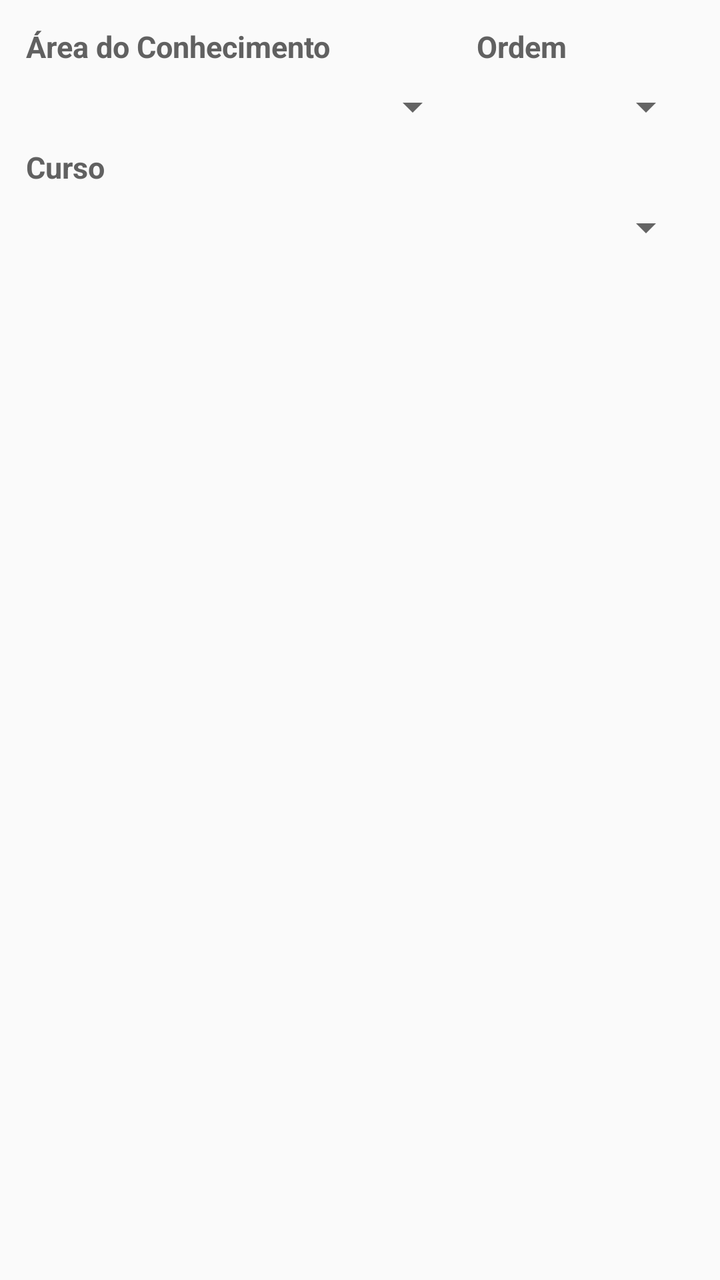
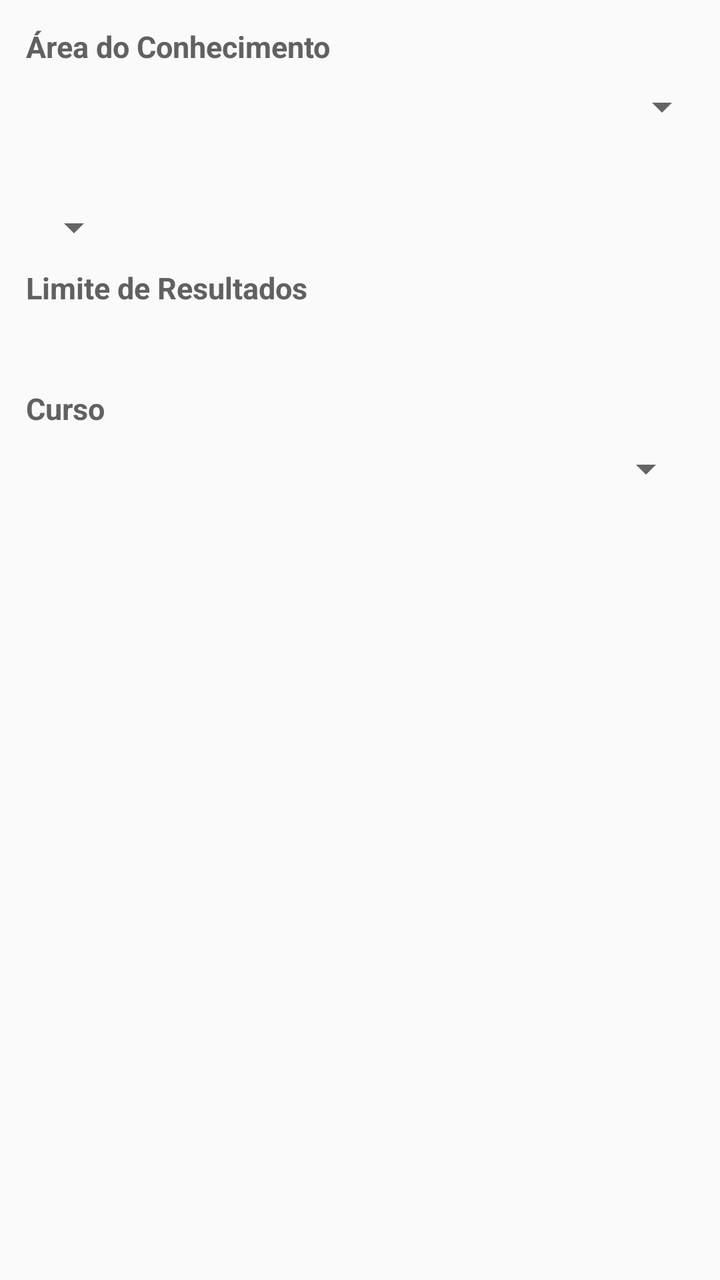

Two renders of the same Android screen: before a commit and after it. Below are the layout's source before the change and the commit's diff.
<!-- AndroidManifest.xml: application theme AppTheme -->
<!-- res/layout/ranking_fragment_filter_dialog.xml -->
<?xml version="1.0" encoding="utf-8"?>
<android.support.constraint.ConstraintLayout xmlns:android="http://schemas.android.com/apk/res/android"
    xmlns:app="http://schemas.android.com/apk/res-auto"
    android:layout_width="match_parent"
    android:layout_height="wrap_content"
    xmlns:tools="http://schemas.android.com/tools"
    android:padding="5dp">

    <TextView
        android:id="@+id/knowledge_area_label"
        android:layout_width="wrap_content"
        android:layout_height="wrap_content"
        android:layout_marginStart="8dp"
        android:layout_marginTop="8dp"
        android:text="@string/knowledge_area"
        android:textSize="15dp"
        android:textStyle="bold"
        app:layout_constraintStart_toStartOf="parent"
        app:layout_constraintTop_toTopOf="parent" />

    <Spinner
        android:id="@+id/knowledge_area_spinner"
        android:layout_width="0dp"
        android:layout_height="wrap_content"
        android:layout_marginTop="8dp"
        app:layout_constraintHorizontal_chainStyle="spread"
        app:layout_constraintHorizontal_weight="2"
        app:layout_constraintLeft_toLeftOf="parent"
        app:layout_constraintRight_toLeftOf="@+id/order_spinner"
        app:layout_constraintTop_toBottomOf="@+id/knowledge_area_label"
        android:layout_marginStart="8dp" />

    <TextView
        android:id="@+id/order_label"
        android:layout_width="wrap_content"
        android:layout_height="wrap_content"
        android:layout_marginStart="0dp"
        android:layout_marginTop="8dp"
        android:text="@string/order"
        android:textSize="15dp"
        android:textStyle="bold"
        app:layout_constraintStart_toStartOf="@+id/order_spinner"
        app:layout_constraintTop_toTopOf="parent"
        android:layout_marginBottom="8dp"
        app:layout_constraintBottom_toTopOf="@+id/order_spinner" />

    <Spinner
        android:id="@+id/order_spinner"
        android:layout_width="0dp"
        android:layout_height="wrap_content"
        android:layout_marginStart="8dp"
        android:layout_marginTop="8dp"
        app:layout_constraintHorizontal_weight="1"
        app:layout_constraintLeft_toRightOf="@+id/knowledge_area_spinner"
        app:layout_constraintRight_toRightOf="parent"
        app:layout_constraintTop_toBottomOf="@+id/knowledge_area_label"
        android:layout_marginEnd="8dp" />

    <TextView
        android:id="@+id/degree_name_label"
        android:layout_width="wrap_content"
        android:layout_height="wrap_content"
        android:layout_marginStart="8dp"
        android:layout_marginTop="8dp"
        android:text="@string/degree"
        android:textSize="15dp"
        android:textStyle="bold"
        app:layout_constraintStart_toStartOf="parent"
        app:layout_constraintTop_toBottomOf="@+id/knowledge_area_spinner" />

    <Spinner
        android:id="@+id/degree_spinner"
        android:layout_width="match_parent"
        android:layout_height="wrap_content"
        android:layout_marginTop="8dp"
        app:layout_constraintLeft_toLeftOf="parent"
        app:layout_constraintRight_toRightOf="parent"
        app:layout_constraintTop_toBottomOf="@+id/degree_name_label"
        android:layout_marginStart="8dp"
        android:layout_marginEnd="8dp" />
</android.support.constraint.ConstraintLayout>
<!-- resources referenced by this layout -->
<resources>
  <string name="degree">Curso</string>
  <string name="knowledge_area">Área do Conhecimento</string>
  <string name="order">Ordem</string>
  <style name="AppTheme" parent="Theme.AppCompat.Light.NoActionBar">
          <item name="colorPrimary">@color/colorPrimary</item>
          <item name="colorPrimaryDark">@color/colorPrimaryDark</item>
          <item name="colorAccent">@color/colorAccent</item>
          <item name="android:textColor">@color/textColor</item>
          <item name="android:textColorPrimary">@color/textColor</item>
          
          
          
          
          
      </style>
  <color name="colorPrimary">#4CAF50</color>
  <color name="colorPrimaryDark">#388E3C</color>
  <color name="colorAccent">#CDDC39</color>
  <color name="textColor">#616161</color>
</resources>

<!-- the commit's change to res/layout/ranking_fragment_filter_dialog.xml (unified diff, before → after) -->
@@ -3,7 +3,6 @@
     xmlns:app="http://schemas.android.com/apk/res-auto"
     android:layout_width="match_parent"
     android:layout_height="wrap_content"
-    xmlns:tools="http://schemas.android.com/tools"
     android:padding="5dp">
 
     <TextView
@@ -20,12 +19,11 @@
 
     <Spinner
         android:id="@+id/knowledge_area_spinner"
-        android:layout_width="0dp"
+        android:layout_width="match_parent"
         android:layout_height="wrap_content"
         android:layout_marginTop="8dp"
-        app:layout_constraintHorizontal_chainStyle="spread"
-        app:layout_constraintHorizontal_weight="2"
         app:layout_constraintLeft_toLeftOf="parent"
+        app:layout_constraintRight_toRightOf="parent"
         app:layout_constraintRight_toLeftOf="@+id/order_spinner"
         app:layout_constraintTop_toBottomOf="@+id/knowledge_area_label"
         android:layout_marginStart="8dp" />
@@ -34,15 +32,14 @@
         android:id="@+id/order_label"
         android:layout_width="wrap_content"
         android:layout_height="wrap_content"
-        android:layout_marginStart="0dp"
+        android:layout_marginStart="8dp"
         android:layout_marginTop="8dp"
         android:text="@string/order"
         android:textSize="15dp"
         android:textStyle="bold"
-        app:layout_constraintStart_toStartOf="@+id/order_spinner"
-        app:layout_constraintTop_toTopOf="parent"
-        android:layout_marginBottom="8dp"
-        app:layout_constraintBottom_toTopOf="@+id/order_spinner" />
+        app:layout_constraintLeft_toRightOf="parent"
+        app:layout_constraintTop_toBottomOf="@+id/knowledge_area_spinner"
+        android:layout_marginBottom="8dp" />
 
     <Spinner
         android:id="@+id/order_spinner"
@@ -50,10 +47,30 @@
         android:layout_height="wrap_content"
         android:layout_marginStart="8dp"
         android:layout_marginTop="8dp"
-        app:layout_constraintHorizontal_weight="1"
-        app:layout_constraintLeft_toRightOf="@+id/knowledge_area_spinner"
-        app:layout_constraintRight_toRightOf="parent"
-        app:layout_constraintTop_toBottomOf="@+id/knowledge_area_label"
+        app:layout_constraintLeft_toLeftOf="parent"
+        app:layout_constraintTop_toBottomOf="@+id/order_label"
+        android:layout_marginEnd="8dp" />
+
+    <TextView
+        android:id="@+id/results_number_label"
+        android:layout_width="wrap_content"
+        android:layout_height="wrap_content"
+        android:text="@string/result_count"
+        android:textSize="15dp"
+        android:textStyle="bold"
+        app:layout_constraintLeft_toLeftOf="parent"
+        app:layout_constraintTop_toBottomOf="@+id/order_spinner"
+        android:layout_marginStart="8dp"
+        android:layout_marginTop="8dp" />
+
+    <Spinner
+        android:id="@+id/results_number_spinner"
+        android:layout_width="wrap_content"
+        android:layout_height="wrap_content"
+        android:layout_marginStart="8dp"
+        android:layout_marginTop="8dp"
+        app:layout_constraintLeft_toRightOf="parent"
+        app:layout_constraintTop_toBottomOf="@+id/results_number_label"
         android:layout_marginEnd="8dp" />
 
     <TextView
@@ -61,12 +78,12 @@
         android:layout_width="wrap_content"
         android:layout_height="wrap_content"
         android:layout_marginStart="8dp"
-        android:layout_marginTop="8dp"
         android:text="@string/degree"
         android:textSize="15dp"
         android:textStyle="bold"
         app:layout_constraintStart_toStartOf="parent"
-        app:layout_constraintTop_toBottomOf="@+id/knowledge_area_spinner" />
+        app:layout_constraintTop_toBottomOf="@+id/results_number_spinner"
+        android:layout_marginTop="8dp" />
 
     <Spinner
         android:id="@+id/degree_spinner"
<!-- resource entries referenced after the edit -->
@@ -3,6 +3,7 @@
   <string name="degree">Curso</string>
   <string name="knowledge_area">Área do Conhecimento</string>
   <string name="order">Ordem</string>
+  <string name="result_count">Limite de Resultados</string>
   <style name="AppTheme" parent="Theme.AppCompat.Light.NoActionBar">
           <item name="colorPrimary">@color/colorPrimary</item>
           <item name="colorPrimaryDark">@color/colorPrimaryDark</item>
